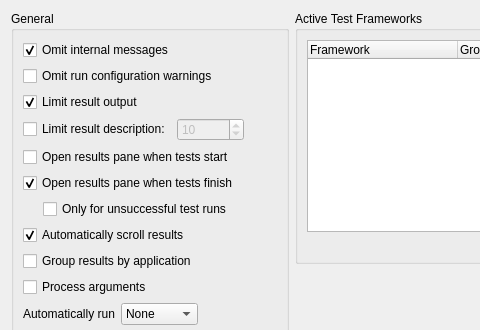
Before: the Qt Designer form src/plugins/autotest/testsettingspage.ui in qt-creator/qt-creator, drawn with Qt 5; both pictures show x 0 to 480 and y 0 to 330 of the 586 by 469 pixel window.
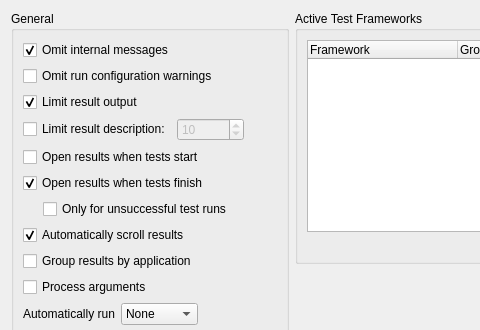
After: the same form once the commit is applied. Custom widgets are drawn as their Qt base class.

Commit message:
UI text: Replace "pane" with "view" for "Output panes"
Some occurrences of [Output] pane were still found in
translatable strings.

```diff
--- a/src/plugins/autotest/testsettingspage.ui
+++ b/src/plugins/autotest/testsettingspage.ui
@@ -109,7 +109,7 @@
              <string>Opens the test results pane automatically when tests are started.</string>
             </property>
             <property name="text">
-             <string>Open results pane when tests start</string>
+             <string>Open results when tests start</string>
             </property>
            </widget>
           </item>
@@ -119,7 +119,7 @@
              <string>Opens the test result pane automatically when tests are finished.</string>
             </property>
             <property name="text">
-             <string>Open results pane when tests finish</string>
+             <string>Open results when tests finish</string>
             </property>
             <property name="checked">
              <bool>true</bool>
```
Left out of the diff: 6 changed lines with no effect on the pictures. The commit also changes 4 other files.
